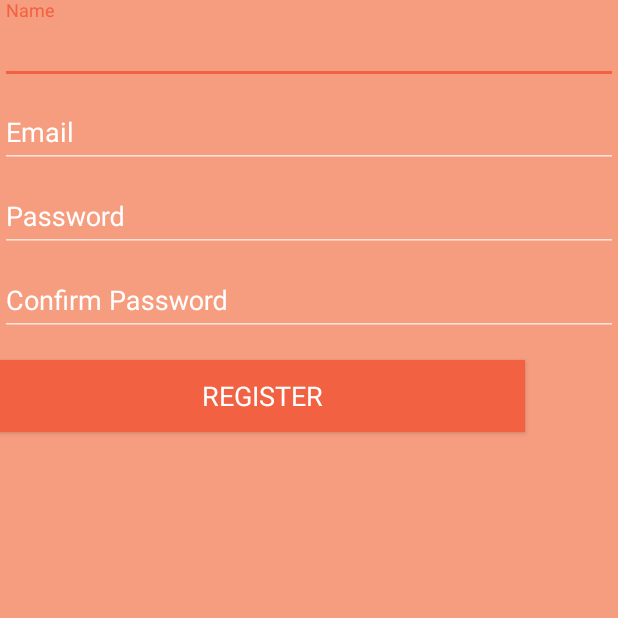
After one commit to ChoLianJiet/OParkTutorial, an Android app: the RegisterActivity screen opened directly, with no data from a screen before it, on a phone screen of 412 x 824 dp, the top half of it. The commit adds this screen. Run offline under Robolectric (Android 15) with nearby library versions, the phone set to English and light mode, and no system bars; our stand-ins replace Firebase (no records; nobody signed in at launch, a user with empty details on screens opened directly).

Commit message:
Email password Registration firebase Auth complete -Layout to be edited

```diff
--- /dev/null
+++ b/app/src/main/res/layout/activity_register.xml
@@ -0,0 +1,104 @@
+<?xml version="1.0" encoding="utf-8"?>
+<LinearLayout xmlns:android="http://schemas.android.com/apk/res/android"
+    xmlns:tools="http://schemas.android.com/tools"
+    android:layout_width="match_parent"
+    android:layout_height="match_parent"
+    android:background="@color/colorPrimary"
+
+    android:gravity="top"
+    android:orientation="vertical"
+    tools:context="com.opark.opark.RegisterActivity">
+
+
+    <android.support.design.widget.TextInputLayout
+        android:layout_width="match_parent"
+        android:layout_height="wrap_content">
+
+        <AutoCompleteTextView
+            android:id="@+id/name_register"
+            android:layout_width="match_parent"
+            android:layout_height="wrap_content"
+            android:layout_weight="1"
+            android:hint="@string/name_registration"
+            android:imeOptions="actionNext"
+            android:inputType="textEmailAddress"
+            android:maxLines="1"
+            android:textColor="@color/white"
+            android:textColorHint="@color/white"
+            android:textIsSelectable="false"
+            android:textSize="18sp" />
+    </android.support.design.widget.TextInputLayout>
+
+    <android.support.design.widget.TextInputLayout
+        android:layout_width="match_parent"
+        android:layout_height="wrap_content"
+        android:textColorHint="@color/white">
+
+        <AutoCompleteTextView
+            android:id="@+id/register_email"
+            android:layout_width="match_parent"
+            android:layout_height="wrap_content"
+            android:hint="@string/email_registration"
+            android:imeOptions="actionNext"
+            android:inputType="textEmailAddress"
+            android:maxLines="1"
+            android:textColor="@color/white"
+            android:textColorHint="@color/white"
+            android:textIsSelectable="false"
+            android:textSize="18sp" />
+
+    </android.support.design.widget.TextInputLayout>
+
+    <android.support.design.widget.TextInputLayout
+        android:layout_width="match_parent"
+        android:layout_height="wrap_content"
+        android:textColorHint="@color/white">
+
+        <EditText
+            android:id="@+id/register_password"
+            android:layout_width="match_parent"
+            android:layout_height="wrap_content"
+            android:hint="@string/app_password_edit_text"
+            android:imeOptions="actionNext"
+            android:inputType="textPassword"
+            android:maxLines="1"
+            android:textColor="@color/white"
+            android:textColorHint="@color/white"
+            android:textSize="18sp" />
+
+    </android.support.design.widget.TextInputLayout>
+
+    <android.support.design.widget.TextInputLayout
+        android:layout_width="match_parent"
+        android:layout_height="wrap_content"
+        android:textColorHint="@color/white">
+
+        <EditText
+            android:id="@+id/register_confirm_password"
+            android:layout_width="match_parent"
+            android:layout_height="wrap_content"
+            android:hint="@string/confirm_password_text"
+            android:imeActionId="@+id/register_form_finished"
+            android:imeActionLabel="@string/error_invalid_password"
+            android:imeOptions="actionUnspecified"
+            android:inputType="textPassword"
+            android:maxLines="1"
+            android:textColor="@color/white"
+            android:textColorHint="@color/white"
+            android:textSize="18sp" />
+
+    </android.support.design.widget.TextInputLayout>
+
+    <Button
+        android:id="@+id/register_sign_up_button"
+        style="?android:textAppearanceMedium"
+        android:layout_width="350dp"
+        android:layout_height="wrap_content"
+        android:layout_marginTop="16dp"
+        android:background="@color/colorPrimaryDark"
+        android:onClick="signUp"
+        android:text="@string/app_register"
+        android:textColor="@color/white" />
+
+
+</LinearLayout>
--- a/app/src/main/res/values/colors.xml
+++ b/app/src/main/res/values/colors.xml
@@ -1,6 +1,7 @@
 <?xml version="1.0" encoding="utf-8"?>
 <resources>
-    <color name="colorPrimary">#F79D7F</color>
-    <color name="colorPrimaryDark">#F26141</color>
+    <color name="colorPrimary">#f79d7f</color>
+    <color name="colorPrimaryDark">#f26141</color>
     <color name="colorAccent">#F26141</color>
+    <color name="white">#FFFFFF</color>
 </resources>
--- a/app/src/main/res/values/strings.xml
+++ b/app/src/main/res/values/strings.xml
@@ -4,17 +4,32 @@
     <string name="app_register">Register</string>
     <string name="app_username_autocomplete">Username</string>
     <string name="app_password_edit_text">Password</string>
-    <item name="visible" type="id"/>
-    <item name="masked" type="id"/>
+    <item name="visible" type="id" />
+    <item name="masked" type="id" />
+
+
+
 
     <!--//FACEBOOK STRING-->
     <string name="facebook_app_id">113991652589123</string>
     <string name="fb_login_protocol_scheme">fb113991652589123</string>
 
+
+
+
+
+
     <string name="error">Error</string>
     <string name="success">success</string>
     <string name="successfully_posted_post">successfully_posted_post</string>
     <string name="ok">Ok!</string>
+    <string name="action_sign_in_short">Sign In</string>
+    <string name="error_field_required">Field Required</string>
+    <string name="error_invalid_email">The email you entered is invalid</string>
+    <string name="error_invalid_password">The password you entered does not satisfied requirements</string>
+    <string name="email_registration">Email</string>
+    <string name="confirm_password_text">Confirm Password</string>
+    <string name="name_registration">Name</string>
 
 
 </resources>
```
Also changed, not shown: app/build.gradle (+14 -9 lines), app/src/main/AndroidManifest.xml (+27 -30 lines), app/src/main/java/com/opark/opark/LoginActivity.java (renamed from app/src/main/java/com/opark/opark/MainActivity.java, +89 -12 lines), app/src/main/java/com/opark/opark/RegisterActivity.java (added, +175 -0 lines), app/src/main/res/layout/activity_main.xml (+9 -6 lines).
